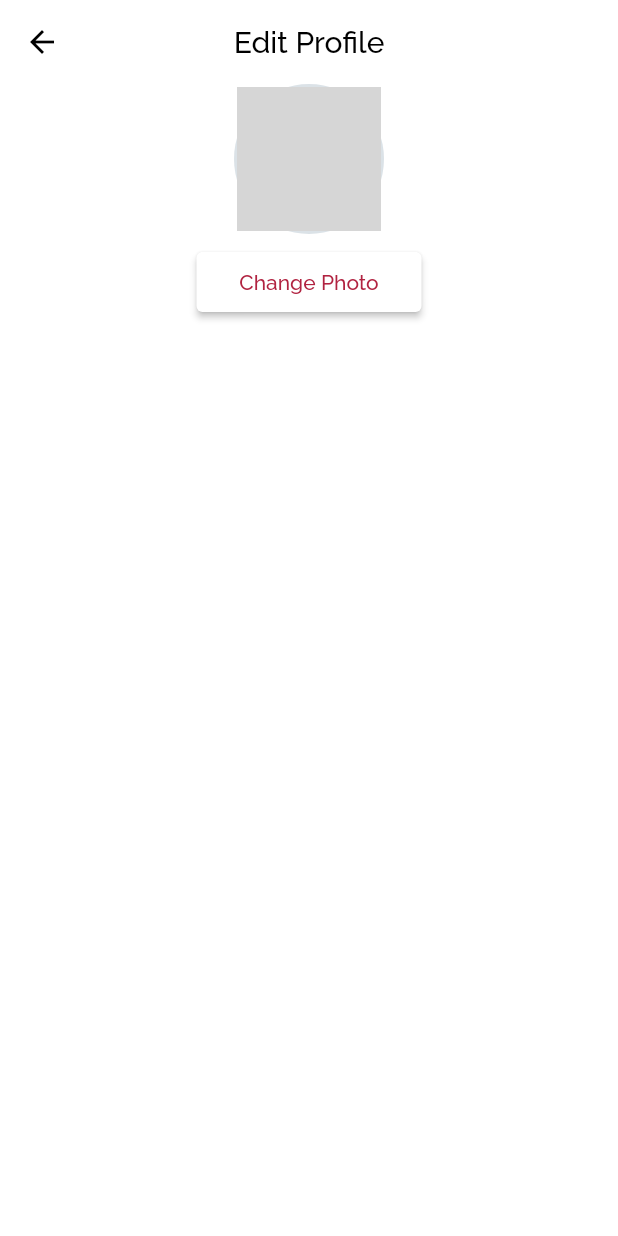
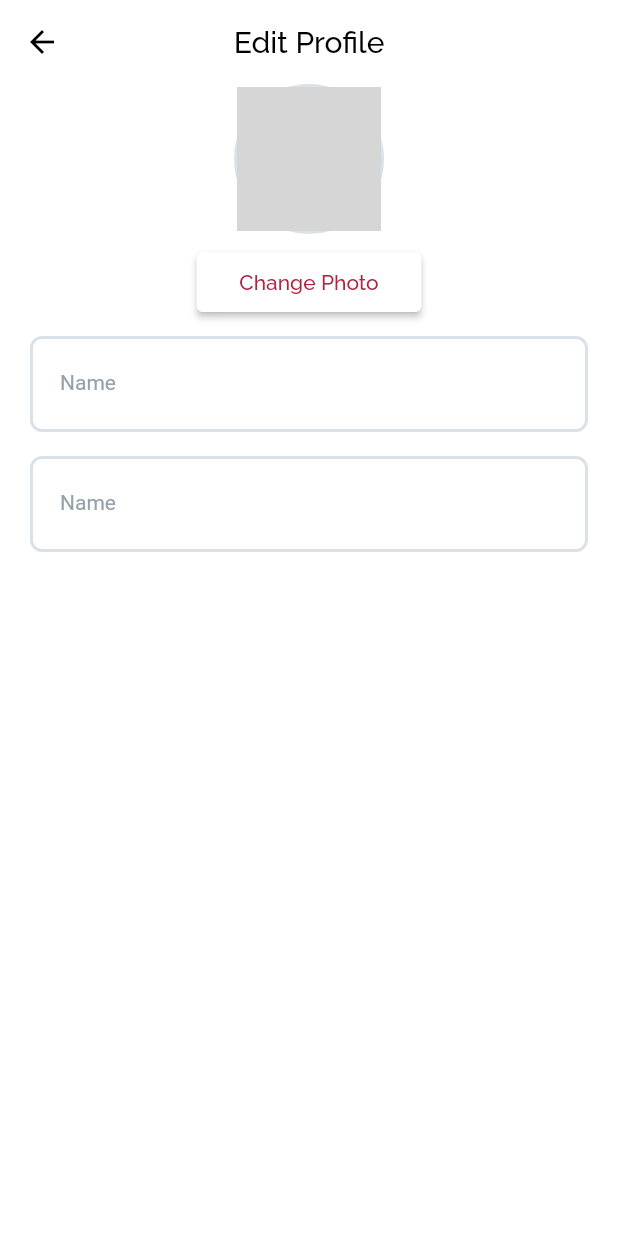
Before and after one commit to TeamFLEG/messapp, a Flutter app: the EditProfile screen opened by its route, on a phone screen of 412 x 824 dp. Run offline on Flutter 3.47's test engine with Material 2 defaults, Android fonts, the phone set to English and light mode, and no system bars; our stand-ins replace animated_splash_screen, cloud_firestore, email_validator, firebase_auth, firebase_core, flutter_spinkit and 1 more; accounts and stored records are empty; network calls fail; Roboto replaces fonts that are missing (Lexend Deca); grey boxes are pictures that could not be loaded.

Commit message:
updated edit profile section

```diff
--- a/lib/screens/edit_profile.dart
+++ b/lib/screens/edit_profile.dart
@@ -66,11 +66,103 @@ class _EditProfileState extends State<EditProfile> {
                         ),),
                     ),
                   ),
-
-
               ],
             ),
           ),
+
+          Padding(
+            padding: const EdgeInsetsDirectional.fromSTEB(20, 0, 20, 16),
+            child: TextFormField(
+              // controller: textController1,
+              obscureText: false,
+              decoration: InputDecoration(
+                labelText: 'Name',
+                labelStyle: const TextStyle(
+                  fontFamily: 'Lexend Deca',
+                  color: Color(0xFF95A1AC),
+                  fontSize: 14,
+                  fontWeight: FontWeight.normal,
+                ),
+                hintStyle: const TextStyle(
+                  fontFamily: 'Lexend Deca',
+                  color: Color(0xFF95A1AC),
+                  fontSize: 14,
+                  fontWeight: FontWeight.normal,
+                ),
+                enabledBorder: OutlineInputBorder(
+                  borderSide: const BorderSide(
+                    color: Color(0xFFDBE2E7),
+                    width: 2,
+                  ),
+                  borderRadius: BorderRadius.circular(8),
+                ),
+                focusedBorder: OutlineInputBorder(
+                  borderSide: const BorderSide(
+                    color: Color(0xFFDBE2E7),
+                    width: 2,
+                  ),
+                  borderRadius: BorderRadius.circular(8),
+                ),
+                filled: true,
+                fillColor: Colors.white,
+                contentPadding: const EdgeInsetsDirectional.fromSTEB(20, 24, 0, 24),
+              ),
+              style: const TextStyle(
+                fontFamily: 'Lexend Deca',
+                color: Color(0xFF14181B),
+                fontSize: 14,
+                fontWeight: FontWeight.normal,
+              ),
+            ),
+          ),
+
+          Padding(
+            padding: const EdgeInsetsDirectional.fromSTEB(20, 0, 20, 16),
+            child: TextFormField(
+              // controller: textController1,
+              obscureText: false,
+              decoration: InputDecoration(
+                labelText: 'Name',
+                labelStyle: const TextStyle(
+                  fontFamily: 'Lexend Deca',
+                  color: Color(0xFF95A1AC),
+                  fontSize: 14,
+                  fontWeight: FontWeight.normal,
+                ),
+                hintStyle: const TextStyle(
+                  fontFamily: 'Lexend Deca',
+                  color: Color(0xFF95A1AC),
+                  fontSize: 14,
+                  fontWeight: FontWeight.normal,
+                ),
+                enabledBorder: OutlineInputBorder(
+                  borderSide: const BorderSide(
+                    color: Color(0xFFDBE2E7),
+                    width: 2,
+                  ),
+                  borderRadius: BorderRadius.circular(8),
+                ),
+                focusedBorder: OutlineInputBorder(
+                  borderSide: const BorderSide(
+                    color: Color(0xFFDBE2E7),
+                    width: 2,
+                  ),
+                  borderRadius: BorderRadius.circular(8),
+                ),
+                filled: true,
+                fillColor: Colors.white,
+                contentPadding: const EdgeInsetsDirectional.fromSTEB(20, 24, 0, 24),
+              ),
+              style: const TextStyle(
+                fontFamily: 'Lexend Deca',
+                color: Color(0xFF14181B),
+                fontSize: 14,
+                fontWeight: FontWeight.normal,
+              ),
+            ),
+          ),
+
+
 
 
         ],
```
